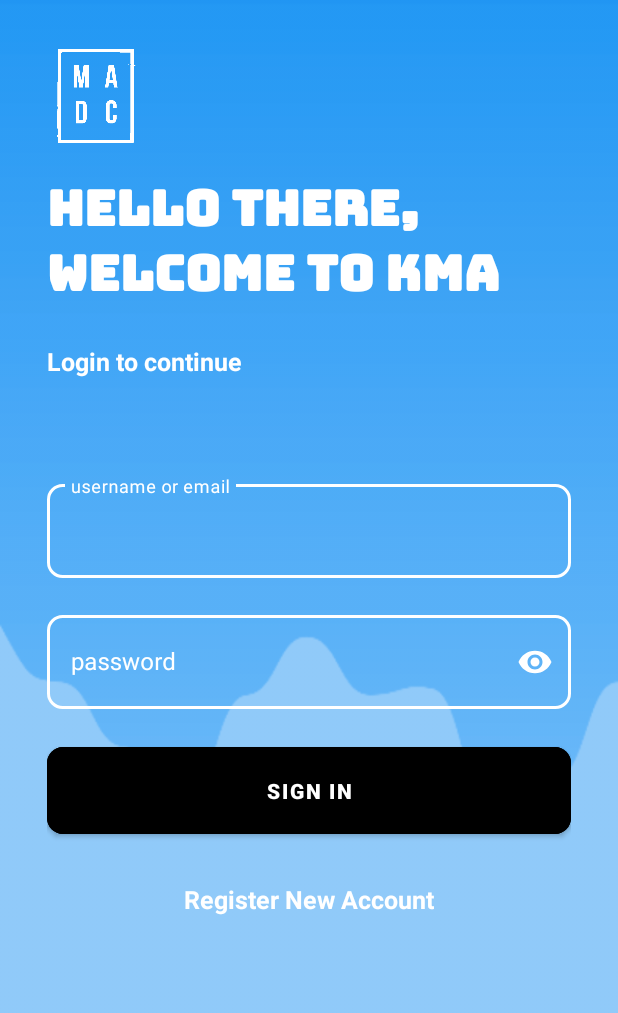
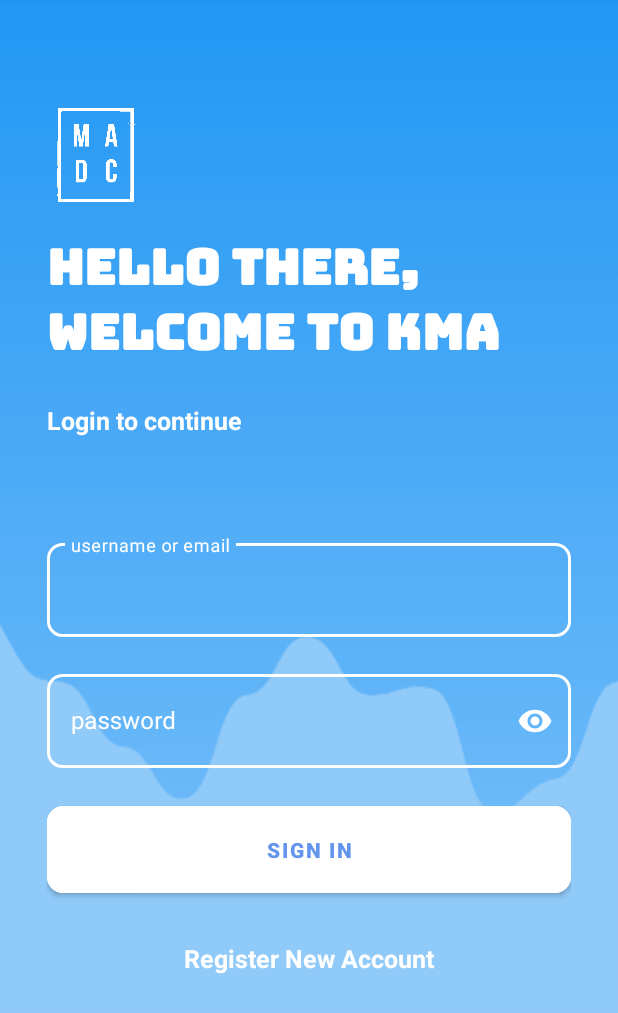
Before and after one commit to LittleHawk03/honahlAppChat, an Android app: the screen it shows after launch (SignInActivity), on a phone screen of 412 x 824 dp. Shown: the top 1013 px of the screen. Run offline under Robolectric (Android 15) with nearby library versions, the phone set to English and light mode, and no system bars; our stand-ins replace Firebase (no records; nobody signed in at launch, a user with empty details on screens opened directly), sdp/ssp sizes.

Commit message:
"commit 8"

```diff
--- a/app/src/main/java/com/example/honahlappchat/Activity/SignInActivity.java
+++ b/app/src/main/java/com/example/honahlappchat/Activity/SignInActivity.java
@@ -7,6 +7,7 @@ import android.os.Build;
 import android.os.Bundle;
 import android.view.View;
 import android.view.Window;
+import android.view.WindowManager;
 import android.widget.Toast;
 
 import com.example.honahlappchat.R;
@@ -41,14 +42,14 @@ public class SignInActivity extends AppCompatActivity {
         binding = ActivitySignInBinding.inflate(getLayoutInflater());
         setContentView(binding.getRoot());
 
-//        binding.ImageView.setImageResource(R.drawable.madc);
 
-        statuscolor();
+
+        statusColor();
         SetListeners();
 
     }
 
-    private void statuscolor()
+     private void statusColor()
     {
         if (Build.VERSION.SDK_INT >= Build.VERSION_CODES.M)
         {
--- a/app/src/main/res/layout/activity_sign_in.xml
+++ b/app/src/main/res/layout/activity_sign_in.xml
@@ -16,6 +16,7 @@
     <LinearLayout
         android:layout_width="match_parent"
         android:layout_height="wrap_content"
+        android:layout_marginTop="@dimen/_30sdp"
         android:gravity="center_horizontal"
         android:orientation="vertical">
 
@@ -108,7 +109,8 @@
                 android:layout_marginTop="@dimen/_15sdp"
                 android:text="sign in"
                 android:textStyle="bold"
-                android:backgroundTint="@color/black"
+                android:textColor="@color/cornFlowerBlue"
+                android:backgroundTint="@color/white"
                 app:cornerRadius="@dimen/_8sdp"/>
 
             <ProgressBar
--- a/app/src/main/res/values-night/themes.xml
+++ b/app/src/main/res/values-night/themes.xml
@@ -13,4 +13,5 @@
         <item name="android:statusBarColor" tools:targetApi="l">?attr/colorPrimaryVariant</item>
         <!-- Customize your theme here. -->
     </style>
+
 </resources>
```
Also changed, not shown: app/src/main/java/com/example/honahlappchat/Activity/MainActivity.java (+9 -8 lines), app/src/main/java/com/example/honahlappchat/Activity/SignUpActivity.java (+7 -2 lines), app/src/main/res/layout/activity_main.xml (+12 -2 lines).
